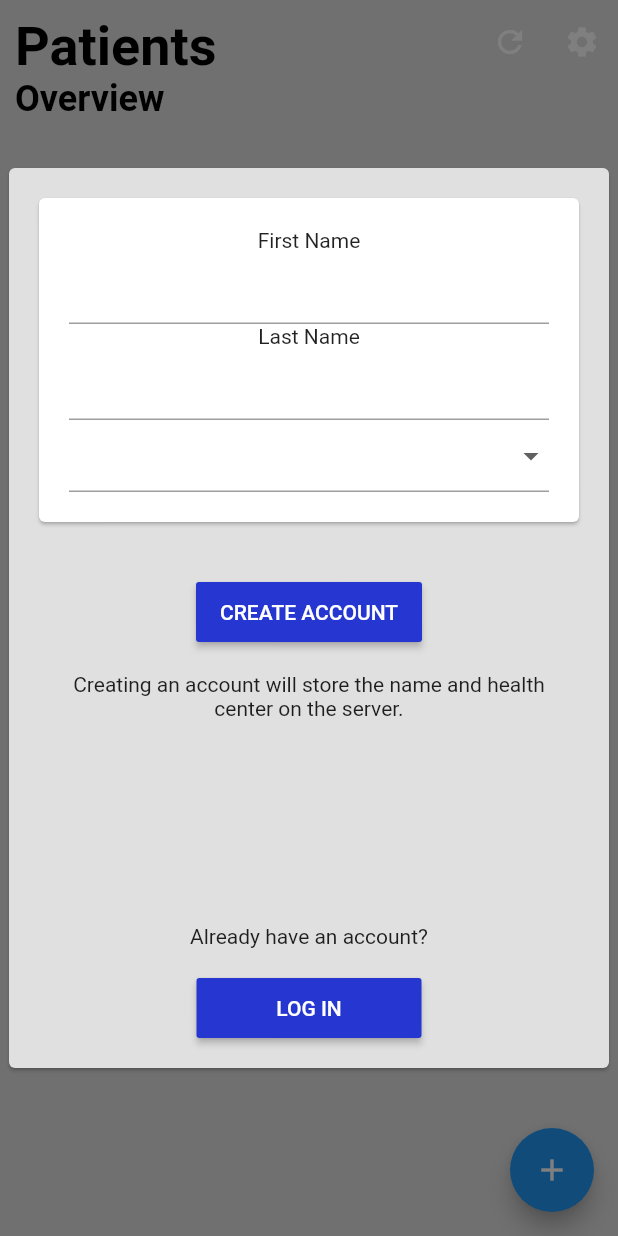
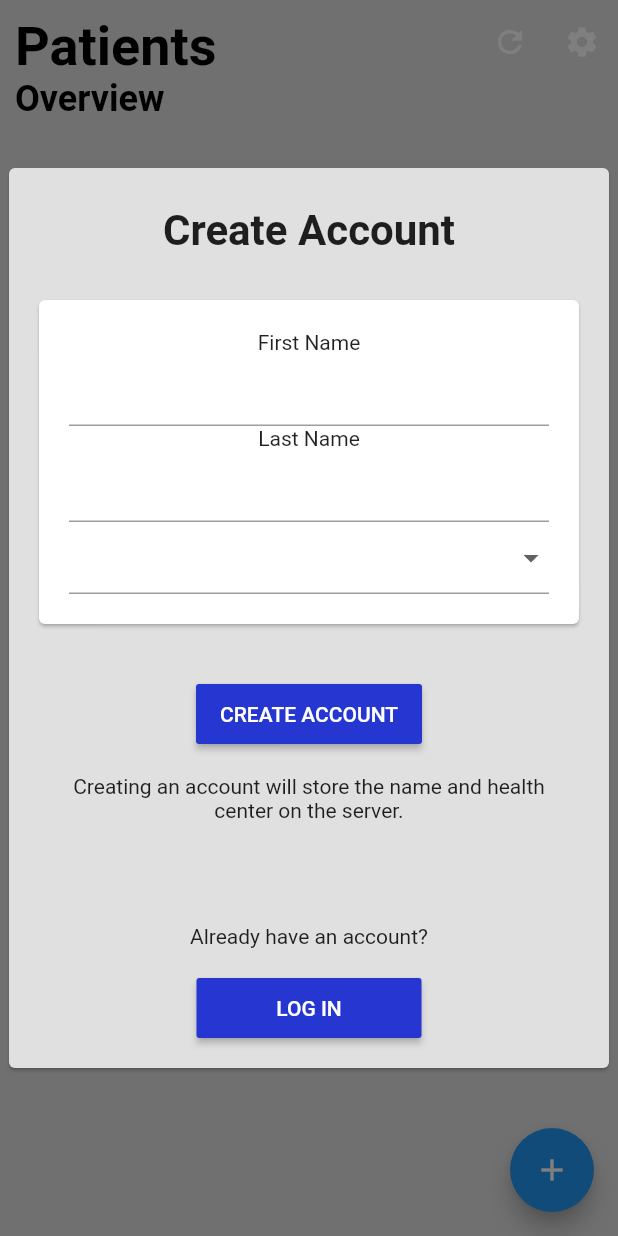
Before and after one commit to chrisly-bear/PEBRApp, a Flutter app: the screen it shows after launch, on a phone screen of 412 x 824 dp. Run offline on Flutter 3.47's test engine with Material 2 defaults, Android fonts, the phone set to English and light mode, and no system bars; our stand-ins replace flushbar, shared_preferences, sqflite; accounts and stored records are empty.

Commit message:
Added headings for login and create account screens.

```diff
--- a/lib/screens/SettingsScreen.dart
+++ b/lib/screens/SettingsScreen.dart
@@ -286,6 +286,10 @@ class _LoginBodyState extends State<LoginBody> {
   _formBlock() {
     return Column(
       children: <Widget>[
+        Padding(
+          padding: EdgeInsets.only(top: 25.0, bottom: 10.0),
+          child: Text(_createAccountMode ? 'Create Account' : 'Login', style: TextStyle(fontWeight: FontWeight.bold, fontSize: 28.0),),
+        ),
         Container(
           width: 500,
           child: Card(
```
